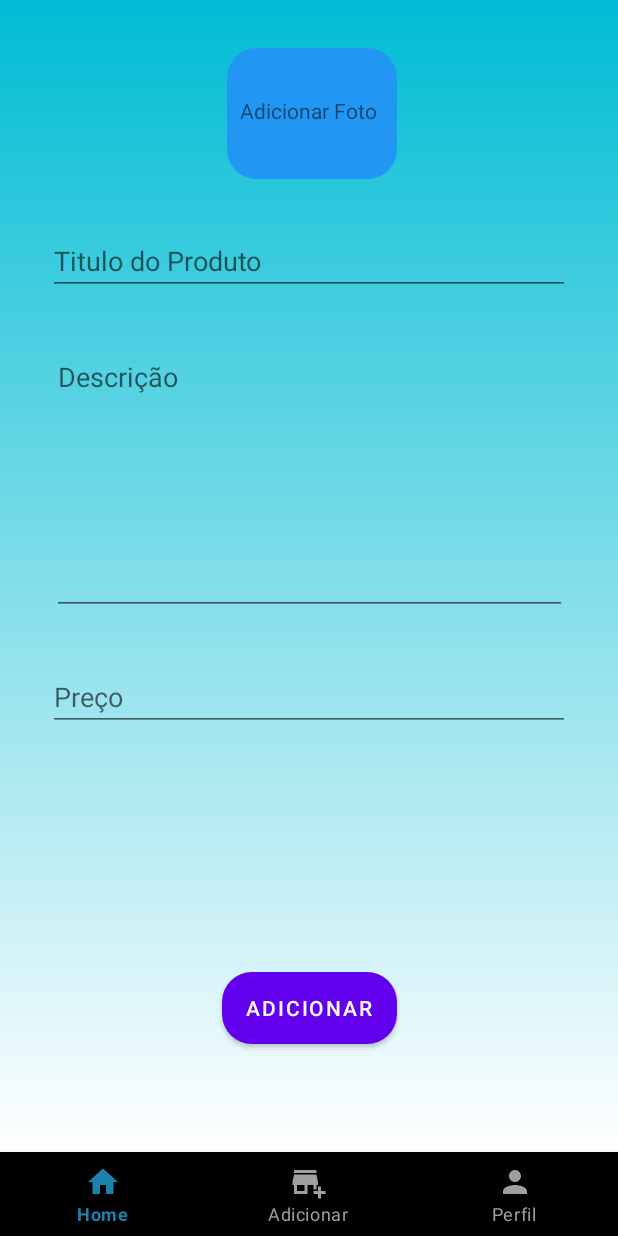
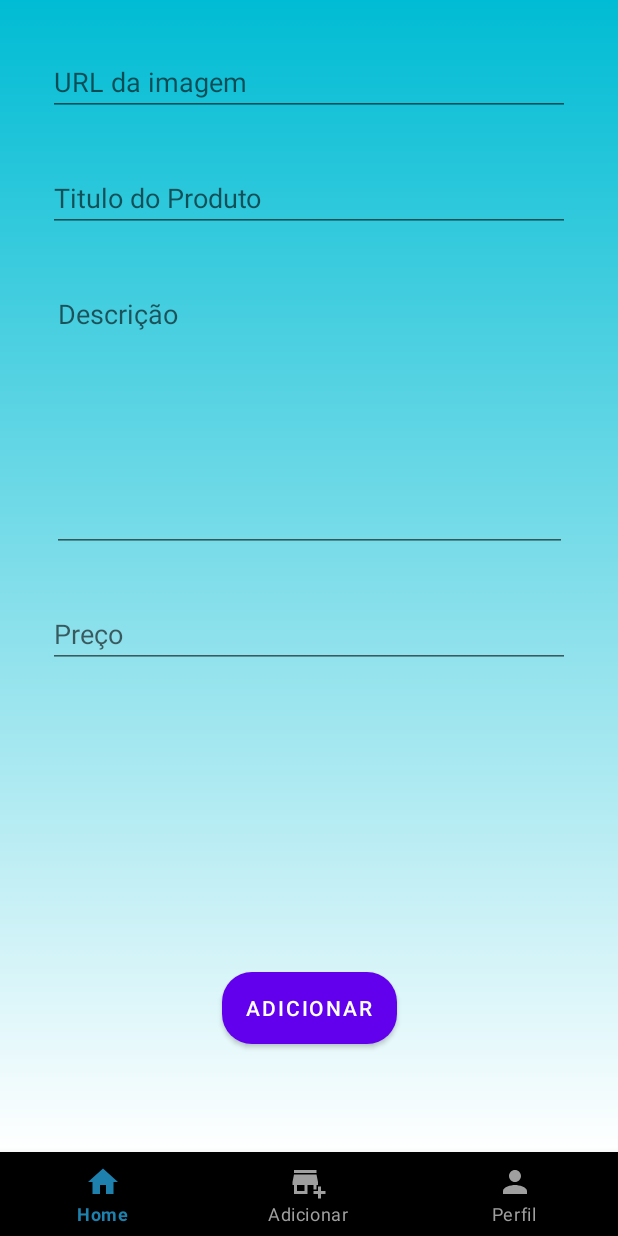
Before and after one commit to tankmester/PIOrlando, an Android app: the adicionarProdutos screen opened through its navigation route, after a tap on an icon or button, on a phone screen of 412 x 824 dp. Run offline under Robolectric (Android 15) with nearby library versions, the phone set to English and light mode, and no system bars; our stand-ins replace Firebase (no records; nobody signed in at launch, a user with empty details on screens opened directly), navigation-ui.

Commit message:
Backend adicionar novo produto

```diff
--- a/app/build.gradle
+++ b/app/build.gradle
@@ -46,6 +46,7 @@ dependencies {
     implementation 'androidx.legacy:legacy-support-v4:1.0.0'
     implementation 'androidx.navigation:navigation-runtime-ktx:2.3.5'
     implementation 'com.google.firebase:firebase-auth:19.2.0'
+    implementation 'com.google.firebase:firebase-database:20.0.5'
     testImplementation 'junit:junit:4.13.2'
     androidTestImplementation 'androidx.test.ext:junit:1.1.3'
     androidTestImplementation 'androidx.test.espresso:espresso-core:3.4.0'
--- a/app/src/main/java/com/example/projetointegradororlando/AdicionarNovosProdutos.kt
+++ b/app/src/main/java/com/example/projetointegradororlando/AdicionarNovosProdutos.kt
@@ -5,19 +5,49 @@ import androidx.fragment.app.Fragment
 import android.view.LayoutInflater
 import android.view.View
 import android.view.ViewGroup
+import com.example.projetointegradororlando.databinding.FragmentAdicionarNovosProdutosBinding
+import com.example.projetointegradororlando.databinding.FragmentAdicionarProdutosBinding
+import com.example.projetointegradororlando.modelos.Produto
+import com.google.firebase.database.DatabaseReference
+import com.google.firebase.database.FirebaseDatabase
 
 class AdicionarNovosProdutos : Fragment() {
 
-    override fun onCreate(savedInstanceState: Bundle?) {
-        super.onCreate(savedInstanceState)
-    }
+    lateinit var binding: FragmentAdicionarNovosProdutosBinding
+
+    lateinit var database: DatabaseReference
 
     override fun onCreateView(
         inflater: LayoutInflater, container: ViewGroup?,
         savedInstanceState: Bundle?
     ): View? {
+        binding = FragmentAdicionarNovosProdutosBinding.inflate(inflater)
 
 
-        return inflater.inflate(R.layout.fragment_adicionar_novos_produtos, container, false)
+        binding.buttonAdicionar.setOnClickListener {
+            adicionarNovoProduto()
+        }
+
+        return binding.root
     }
+
+    fun adicionarNovoProduto(){
+        val produto = Produto(
+            imagem = binding.editTextUrlImagem.toString(),
+            titulo = binding.editTextTitulo.toString(),
+            descricao = binding.editTextTextMultiLineDescricao.toString(),
+            preco = binding.editTextNumberDecimalPreco.toString().toDouble())
+        val newNode = database.child("produtos").push()
+        produto.id = newNode.key
+        newNode.setValue(produto)
+    }
+
+    fun setupFirebase(){
+        val usuario = LoginActivity().getCurrentUser()
+
+        if (usuario != null){
+            database = FirebaseDatabase.getInstance().reference.child(usuario.uid)
+        }
+    }
+
 }
--- a/app/src/main/res/layout/fragment_adicionar_novos_produtos.xml
+++ b/app/src/main/res/layout/fragment_adicionar_novos_produtos.xml
@@ -8,7 +8,7 @@
     tools:context=".AdicionarNovosProdutos" >
 
     <EditText
-        android:id="@+id/editTextTextPersonName"
+        android:id="@+id/editTextTitulo"
         android:layout_width="0dp"
         android:layout_height="wrap_content"
         android:layout_marginStart="32dp"
@@ -20,10 +20,10 @@
         app:layout_constraintEnd_toEndOf="parent"
         app:layout_constraintHorizontal_bias="0.0"
         app:layout_constraintStart_toStartOf="parent"
-        app:layout_constraintTop_toBottomOf="@+id/imageView" />
+        app:layout_constraintTop_toBottomOf="@+id/editTextUrlImagem" />
 
     <EditText
-        android:id="@+id/editTextTextMultiLine"
+        android:id="@+id/editTextTextMultiLineDescricao"
         android:layout_width="343dp"
         android:layout_height="181dp"
         android:layout_marginStart="32dp"
@@ -35,10 +35,10 @@
         android:inputType="textMultiLine"
         app:layout_constraintEnd_toEndOf="parent"
         app:layout_constraintStart_toStartOf="parent"
-        app:layout_constraintTop_toBottomOf="@+id/editTextTextPersonName" />
+        app:layout_constraintTop_toBottomOf="@+id/editTextTitulo" />
 
     <EditText
-        android:id="@+id/editTextNumberDecimal"
+        android:id="@+id/editTextNumberDecimalPreco"
         android:layout_width="0dp"
         android:layout_height="wrap_content"
         android:layout_marginStart="32dp"
@@ -49,10 +49,10 @@
         android:inputType="numberDecimal"
         app:layout_constraintEnd_toEndOf="parent"
         app:layout_constraintStart_toStartOf="parent"
-        app:layout_constraintTop_toBottomOf="@+id/editTextTextMultiLine" />
+        app:layout_constraintTop_toBottomOf="@+id/editTextTextMultiLineDescricao" />
 
     <Button
-        android:id="@+id/button3"
+        android:id="@+id/buttonAdicionar"
         android:layout_width="wrap_content"
         android:layout_height="wrap_content"
         android:layout_marginBottom="72dp"
@@ -62,25 +62,18 @@
         app:layout_constraintEnd_toEndOf="parent"
         app:layout_constraintStart_toStartOf="parent" />
 
-    <ImageView
-        android:id="@+id/imageView"
-        android:layout_width="113dp"
-        android:layout_height="87dp"
+    <EditText
+        android:id="@+id/editTextUrlImagem"
+        android:layout_width="0dp"
+        android:layout_height="wrap_content"
+        android:layout_marginStart="32dp"
         android:layout_marginTop="32dp"
-        android:src="@drawable/button"
+        android:layout_marginEnd="32dp"
+        android:ems="10"
+        android:hint="URL da imagem"
+        android:inputType="textPersonName"
         app:layout_constraintEnd_toEndOf="parent"
-        app:layout_constraintHorizontal_bias="0.506"
         app:layout_constraintStart_toStartOf="parent"
         app:layout_constraintTop_toTopOf="parent" />
 
-    <TextView
-        android:id="@+id/textView8"
-        android:layout_width="wrap_content"
-        android:layout_height="wrap_content"
-        android:layout_marginTop="64dp"
-        android:text="Adicionar Foto"
-        app:layout_constraintEnd_toEndOf="parent"
-        app:layout_constraintHorizontal_bias="0.498"
-        app:layout_constraintStart_toStartOf="parent"
-        app:layout_constraintTop_toTopOf="parent" />
 </androidx.constraintlayout.widget.ConstraintLayout>
--- a/app/src/main/res/layout/fragment_adicionar_produtos.xml
+++ b/app/src/main/res/layout/fragment_adicionar_produtos.xml
@@ -16,7 +16,8 @@
         android:clickable="true"
         android:src="@android:drawable/ic_input_add"
         app:layout_constraintBottom_toBottomOf="parent"
-        app:layout_constraintEnd_toEndOf="parent" />
+        app:layout_constraintEnd_toEndOf="parent"
+        tools:ignore="SpeakableTextPresentCheck" />
 
     <ScrollView
         android:id="@+id/scrollView2"
--- a/app/src/main/res/layout/fragment_home.xml
+++ b/app/src/main/res/layout/fragment_home.xml
@@ -13,7 +13,8 @@
         app:layout_constraintBottom_toBottomOf="parent"
         app:layout_constraintEnd_toEndOf="parent"
         app:layout_constraintStart_toStartOf="parent"
-        app:layout_constraintTop_toTopOf="parent">
+        app:layout_constraintTop_toTopOf="parent"
+        tools:ignore="SpeakableTextPresentCheck">
 
         <LinearLayout
             android:id="@+id/containerHome"
--- a/app/src/main/res/layout/produto.xml
+++ b/app/src/main/res/layout/produto.xml
@@ -31,6 +31,7 @@
                 android:layout_height="wrap_content"
                 android:layout_margin="8dp"
                 android:text="TextView"
+                android:textAlignment="center"
                 android:textStyle="bold" />
 
             <TextView
@@ -38,7 +39,8 @@
                 android:layout_width="match_parent"
                 android:layout_height="wrap_content"
                 android:layout_margin="8dp"
-                android:text="TextView" />
+                android:text="TextView"
+                android:textAlignment="center" />
         </LinearLayout>
 
     </LinearLayout>
--- a/build.gradle
+++ b/build.gradle
@@ -1,6 +1,6 @@
 buildscript {
     dependencies {
-        classpath 'com.google.gms:google-services:4.3.3'
+        classpath 'com.google.gms:google-services:4.3.10'
     }
 }// Top-level build file where you can add configuration options common to all sub-projects/modules.
 plugins {
```
Also changed, not shown: app/src/main/java/com/example/projetointegradororlando/LoginActivity.kt (+6 -2 lines), app/src/main/java/com/example/projetointegradororlando/modelos/Produto.kt (+11 -0 lines), 1 other file.
